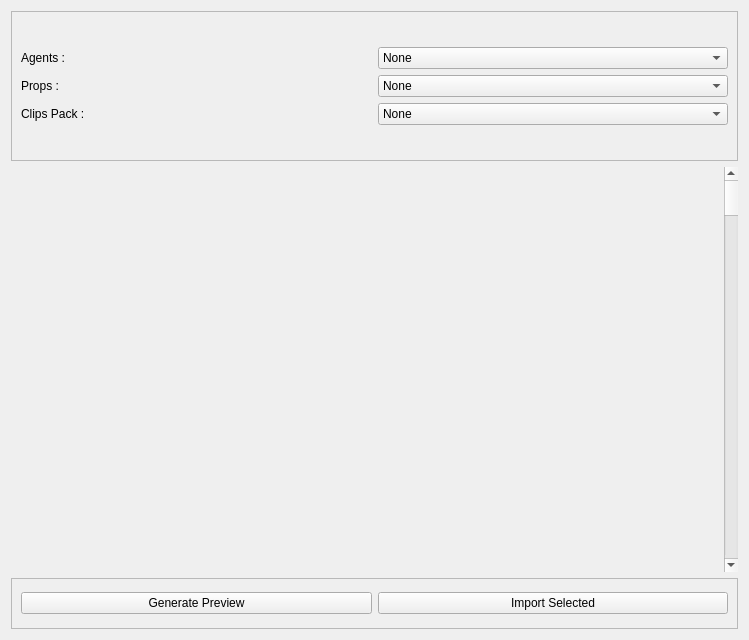
Before: the Qt Designer form qt_ui_files/hou_tools_ui/crowd_preview.ui in karanfx/Glacier_Pipeline_Tools, drawn with Qt 5.
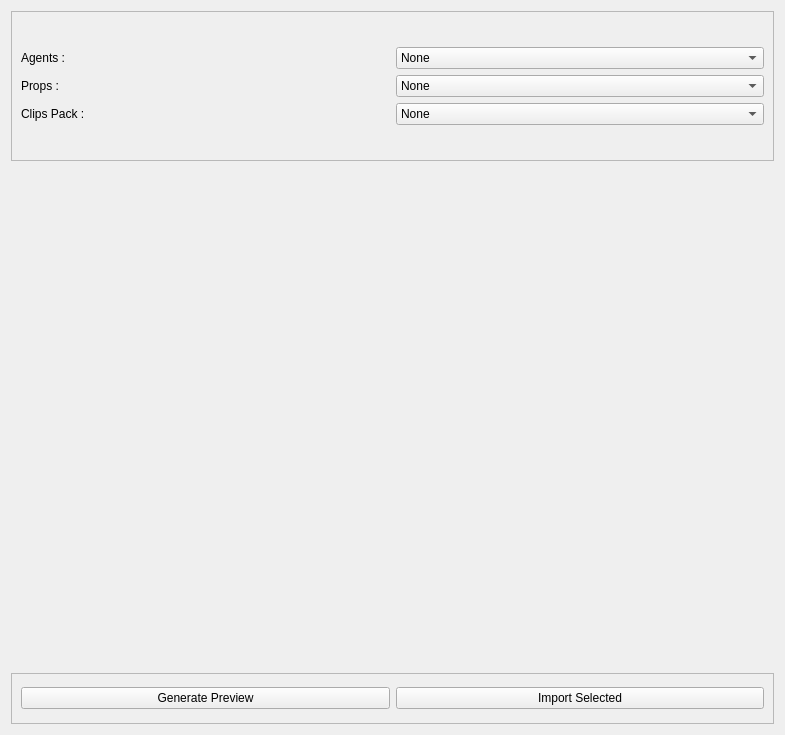
After: the same form once the commit is applied.

What changed in the file:
```diff
--- a/qt_ui_files/hou_tools_ui/crowd_preview.ui
+++ b/qt_ui_files/hou_tools_ui/crowd_preview.ui
@@ -6,8 +6,8 @@
    <rect>
     <x>0</x>
     <y>0</y>
-    <width>749</width>
-    <height>640</height>
+    <width>785</width>
+    <height>735</height>
    </rect>
   </property>
   <property name="windowTitle">
@@ -101,13 +101,6 @@
      <item>
       <widget class="QWidget" name="clip_preview_WD" native="true"/>
      </item>
-     <item>
-      <widget class="QScrollBar" name="clip_scroll">
-       <property name="orientation">
-        <enum>Qt::Vertical</enum>
-       </property>
-      </widget>
-     </item>
     </layout>
    </item>
    <item row="2" column="0">
```
